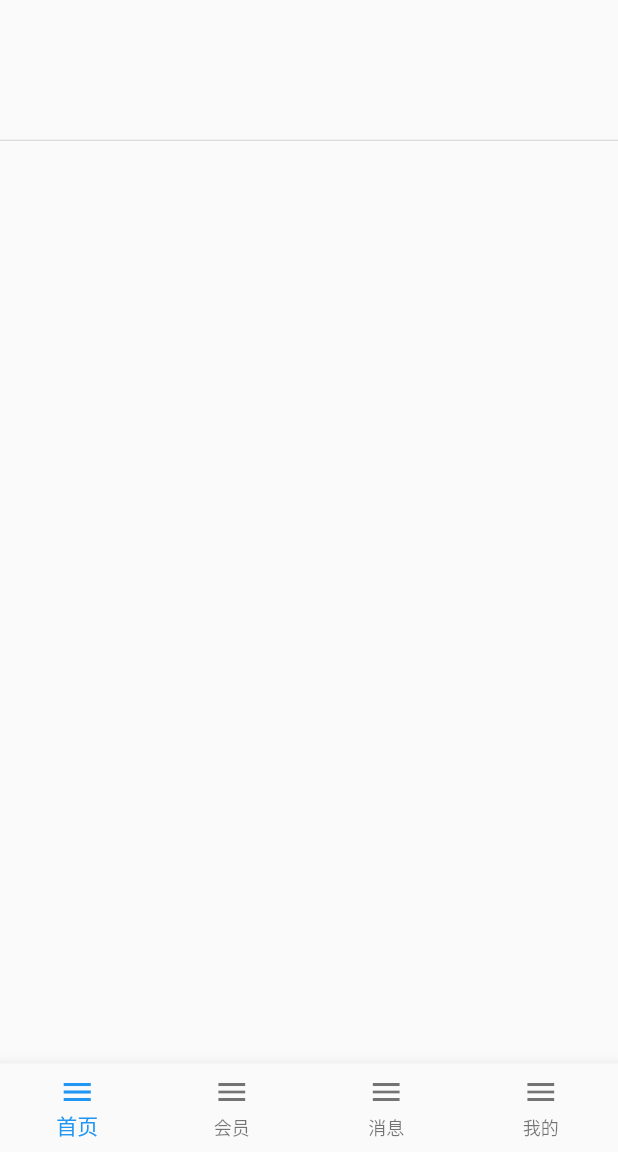
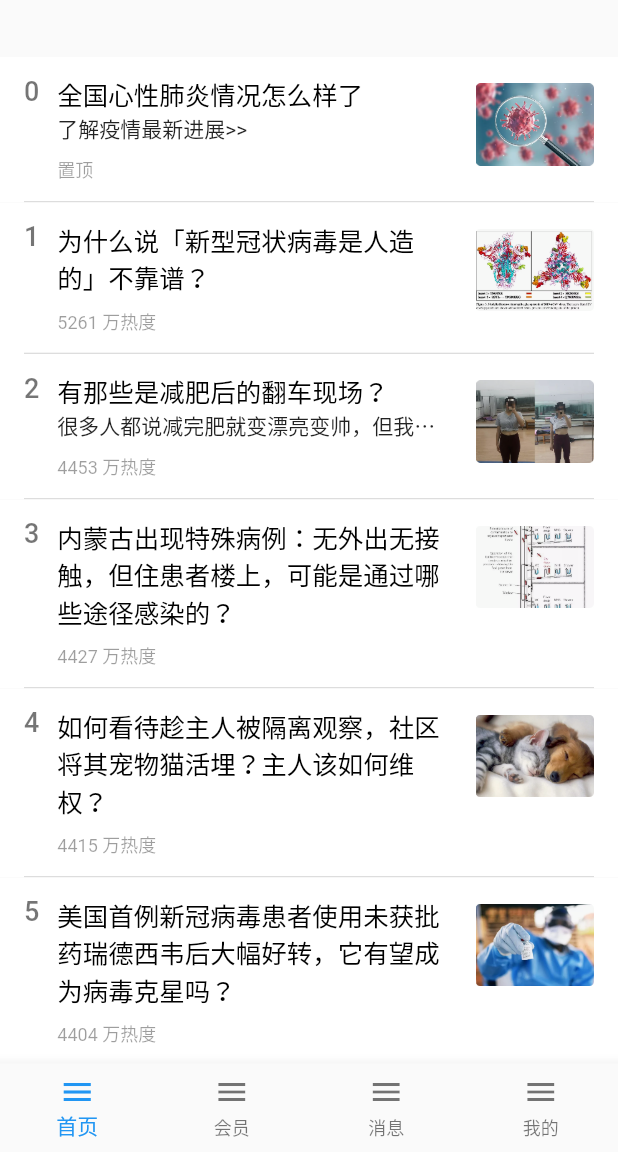
Before and after one commit to huangrui1226/zhihu, a Flutter app: the screen it shows after launch, swiped to page 3, on a phone screen of 412 x 824 dp, the part 84-1236 px from its top. Run offline on Flutter 3.47's test engine with Material 2 defaults, Android fonts, the phone set to English and light mode, and no system bars.

Commit message:
热榜页面UI

```diff
--- a/lib/page/main_page/main_page_hot_view.dart
+++ b/lib/page/main_page/main_page_hot_view.dart
@@ -6,55 +6,142 @@ class MainPageHotView extends StatefulWidget {
 }
 
 class _MainPageHotViewState extends State<MainPageHotView> {
-  List<HotModel> list = [];
+  List<_HotModel> modelList = _HotModel.test();
 
   @override
   void initState() {
-    list = HotModel.test();
+    modelList = _HotModel.test();
     super.initState();
   }
 
   @override
   Widget build(BuildContext context) {
-    return Column(
+    return Container(
+      color: Color(0xFFEFEFEF),
+      child: ListView(
+        children: List.generate(10, (i) {
+          return Container(
+            color: Colors.white,
+            child: _CellView(
+              model: modelList[i],
+              index: i,
+            ),
+          );
+        }),
+      ),
+    );
+  }
+}
+
+class _CellView extends StatelessWidget {
+  final _HotModel model;
+  final int index;
+
+  _CellView({
+    this.model,
+    this.index,
+  });
+
+  @override
+  Widget build(BuildContext context) {
+    return Container(
+      padding: EdgeInsets.symmetric(horizontal: 16),
+      child: Container(
+        child: Column(
           children: <Widget>[
-        _titleView(),
+            Container(
+              margin: EdgeInsets.symmetric(vertical: 12),
+              child: Row(
+                crossAxisAlignment: CrossAxisAlignment.start,
+                children: <Widget>[
+                  Container(
+                    margin: EdgeInsets.only(right: 12),
+                    child: Text(
+                      '$index',
+                      style: TextStyle(
+                        color: Colors.black54,
+                        fontSize: 18,
+                        fontWeight: FontWeight.w500,
+                      ),
+                    ),
+                  ),
                   Expanded(
-          child: ListView(
+                    child: Container(
+                      child: Column(
+                        crossAxisAlignment: CrossAxisAlignment.start,
                         children: <Widget>[
-              _cellView(),
+                          Container(
+                            child: Text(
+                              model.title,
+                              style: TextStyle(
+                                color: Colors.black,
+                                fontSize: 17,
+                                fontWeight: FontWeight.w500,
+                              ),
+                            ),
+                          ),
+                          () {
+                            if (model.subTitle == '') {
+                              return Container();
+                            } else {
+                              return Text(
+                                model.subTitle,
+                                maxLines: 1,
+                                overflow: TextOverflow.ellipsis,
+                                style: TextStyle(
+                                  color: Colors.black87,
+                                ),
+                              );
+                            }
+                          }(),
+                          Container(
+                            padding: EdgeInsets.only(top: 8),
+                            child: Text(
+                              model.detail,
+                              style: TextStyle(
+                                color: Colors.black38,
+                                fontSize: 12,
+                              ),
+                            ),
+                          ),
                         ],
                       ),
                     ),
+                  ),
+                  Container(
+                    padding: EdgeInsets.only(left: 16),
+                    width: 95,
+                    height: 66,
+                    child: Image.asset('assets/images/main_hot/main_hot_pic_$index.png'),
+                  ),
                 ],
+              ),
+            ),
+            Divider(height: 1, color: Color(0xFFD2D2D2)),
+          ],
+        ),
+      ),
     );
-  }
-
-  Widget _titleView() {
-    return Container(
-      height: 44,
-    );
-  }
-
-  Widget _cellView() {
-    return Container();
   }
 }
 
-class HotModel {
+class _HotModel {
   String title;
   String subTitle;
+  String detail;
   String imageUrl;
 
-  HotModel({
+  _HotModel({
     this.title,
     this.subTitle,
+    this.detail,
     this.imageUrl,
   });
 
-  HotModel.fromJson(Map<String, dynamic> json) {
+  _HotModel.fromJson(Map<String, dynamic> json) {
     title = json['title'];
     subTitle = json['subTitle'];
+    detail = json['detail'];
     imageUrl = json['imageUrl'];
   }
 
@@ -62,17 +149,73 @@ class HotModel {
     Map<String, dynamic> json = Map();
     json['title'] = title;
     json['subTitle'] = subTitle;
+    json['detail'] = detail;
     json['imageUrl'] = imageUrl;
     return json;
   }
 
-  static test() {
-    return List.generate(10, (i) {
-      return HotModel(
-        title: '大标题$i',
-        subTitle: '小标题小标题小标题小标题小标题小标题小标题',
+  static List<_HotModel> test() {
+    return [
+      _HotModel(
+        title: '全国心性肺炎情况怎么样了',
+        subTitle: '了解疫情最新进展>>',
+        detail: '置顶',
         imageUrl: '',
-      );
-    });
+      ),
+      _HotModel(
+        title: '为什么说「新型冠状病毒是人造的」不靠谱？',
+        subTitle: '',
+        detail: '5261 万热度',
+        imageUrl: '',
+      ),
+      _HotModel(
+        title: '有那些是减肥后的翻车现场？',
+        subTitle: '很多人都说减完肥就变漂亮变帅，但我相信也不是每个人都会有这种神奇的变化。这种减肥',
+        detail: '4453 万热度',
+        imageUrl: '',
+      ),
+      _HotModel(
+        title: '内蒙古出现特殊病例：无外出无接触，但住患者楼上，可能是通过哪些途径感染的？',
+        subTitle: '',
+        detail: '4427 万热度',
+        imageUrl: '',
+      ),
+      _HotModel(
+        title: '如何看待趁主人被隔离观察，社区将其宠物猫活埋？主人该如何维权？',
+        subTitle: '',
+        detail: '4415 万热度',
+        imageUrl: '',
+      ),
+      _HotModel(
+        title: '美国首例新冠病毒患者使用未获批药瑞德西韦后大幅好转，它有望成为病毒克星吗？',
+        subTitle: '',
+        detail: '4404 万热度',
+        imageUrl: '',
+      ),
+      _HotModel(
+        title: '2020 年 2 月 2 日是千年对称日，这一天可以做什么纪念性的活动呢？',
+        subTitle: '',
+        detail: '2780 万热度',
+        imageUrl: '',
+      ),
+      _HotModel(
+        title: '2 月 1 日全国新型肺炎累计确诊 14380 例，死亡 304 例，目前防治情况怎么样了？',
+        subTitle: '',
+        detail: '2779 万热度',
+        imageUrl: '',
+      ),
+      _HotModel(
+        title: '如何看待国外亿万富翁无人脉 90 天重新用 100 美元赚到75w？',
+        subTitle: '',
+        detail: '2070 万热度',
+        imageUrl: '',
+      ),
+      _HotModel(
+        title: '5 岁女孩商场撒泼打滚，父亲静看 3 小时，如果你是父亲有什么好办法？',
+        subTitle: '',
+        detail: '1824 万热度',
+        imageUrl: '',
+      ),
+    ];
   }
 }
--- a/pubspec.yaml
+++ b/pubspec.yaml
@@ -43,6 +43,7 @@ flutter:
   # To add assets to your application, add an assets section, like this:
   assets:
     - assets/images/
+    - assets/images/main_hot/
 
   # An image asset can refer to one or more resolution-specific "variants", see
   # https://flutter.dev/assets-and-images/#resolution-aware.
```
Also changed, not shown: assets/images/main_hot/main_hot_pic_0.png (added), assets/images/main_hot/main_hot_pic_1.png (added), assets/images/main_hot/main_hot_pic_2.png (added), assets/images/main_hot/main_hot_pic_3.png (added), assets/images/main_hot/main_hot_pic_4.png (added), assets/images/main_hot/main_hot_pic_5.png (added), assets/images/main_hot/main_hot_pic_6.png (added), assets/images/main_hot/main_hot_pic_7.png (added), assets/images/main_hot/main_hot_pic_8.png (added), assets/images/main_hot/main_hot_pic_9.png (added). Lines whose indentation alone changed are shown as unchanged.
